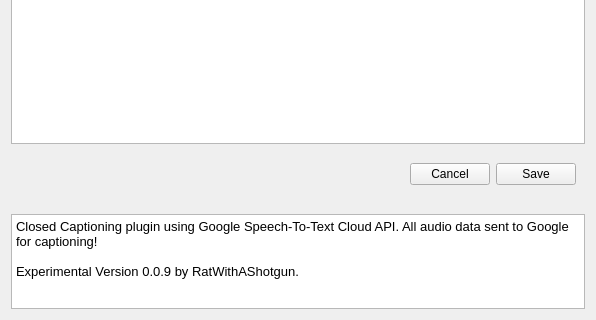
Above: src/ui/CaptionSettingsWidget.ui from 0x01050/google-live-captions-obs-plugin before the change; both pictures show x 0 to 596 and y 466 to 786 of the 596 by 786 pixel window. Below: the same form after it.
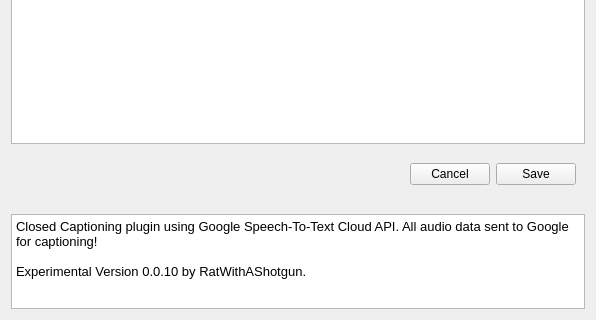
That is the form after the change.

Diff of the .ui file:
```diff
--- a/src/ui/CaptionSettingsWidget.ui
+++ b/src/ui/CaptionSettingsWidget.ui
@@ -336,7 +336,7 @@
 &lt;/style&gt;&lt;/head&gt;&lt;body style=&quot; font-family:'.SF NS Text'; font-size:11pt; font-weight:400; font-style:normal;&quot;&gt;
 &lt;p style=&quot; margin-top:0px; margin-bottom:0px; margin-left:0px; margin-right:0px; -qt-block-indent:0; text-indent:0px;&quot;&gt;&lt;span style=&quot; font-size:10pt;&quot;&gt;Closed Captioning plugin using Google Speech-To-Text Cloud API. All audio data sent to Google for captioning!&lt;/span&gt;&lt;/p&gt;
 &lt;p style=&quot;-qt-paragraph-type:empty; margin-top:0px; margin-bottom:0px; margin-left:0px; margin-right:0px; -qt-block-indent:0; text-indent:0px; font-size:10pt;&quot;&gt;&lt;br /&gt;&lt;/p&gt;
-&lt;p style=&quot; margin-top:0px; margin-bottom:0px; margin-left:0px; margin-right:0px; -qt-block-indent:0; text-indent:0px;&quot;&gt;&lt;span style=&quot; font-size:10pt;&quot;&gt;Experimental Version 0.0.9 by RatWithAShotgun.&lt;/span&gt;&lt;/p&gt;&lt;/body&gt;&lt;/html&gt;</string>
+&lt;p style=&quot; margin-top:0px; margin-bottom:0px; margin-left:0px; margin-right:0px; -qt-block-indent:0; text-indent:0px;&quot;&gt;&lt;span style=&quot; font-size:10pt;&quot;&gt;Experimental Version 0.0.10 by RatWithAShotgun.&lt;/span&gt;&lt;/p&gt;&lt;/body&gt;&lt;/html&gt;</string>
      </property>
     </widget>
    </item>
```
